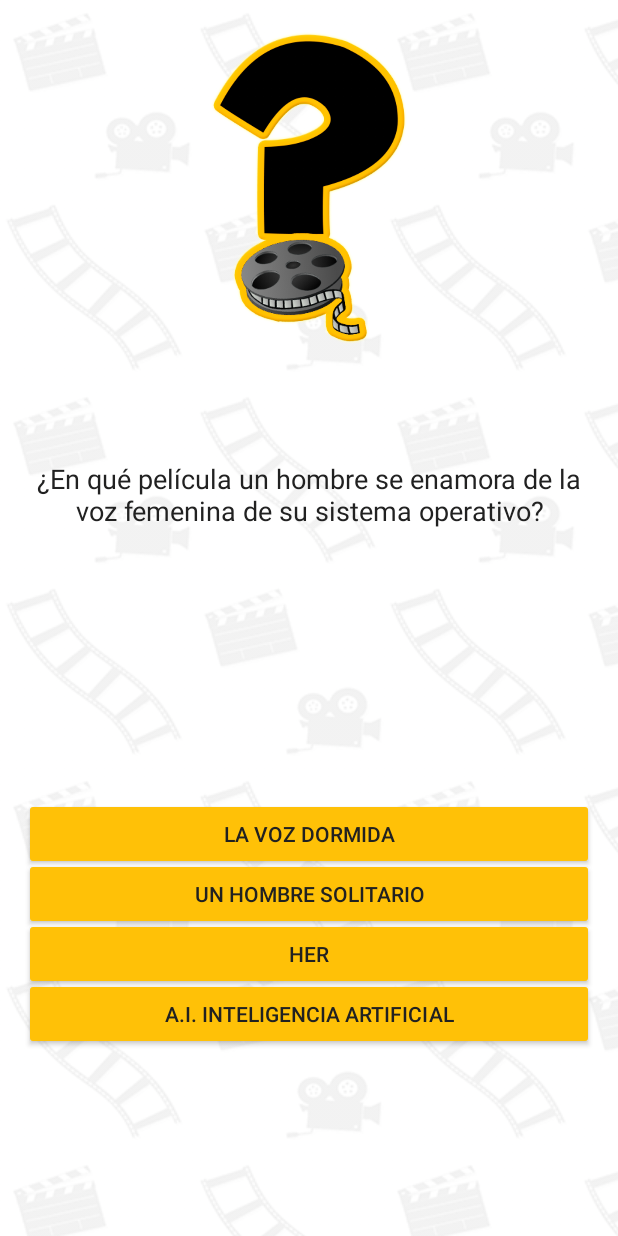
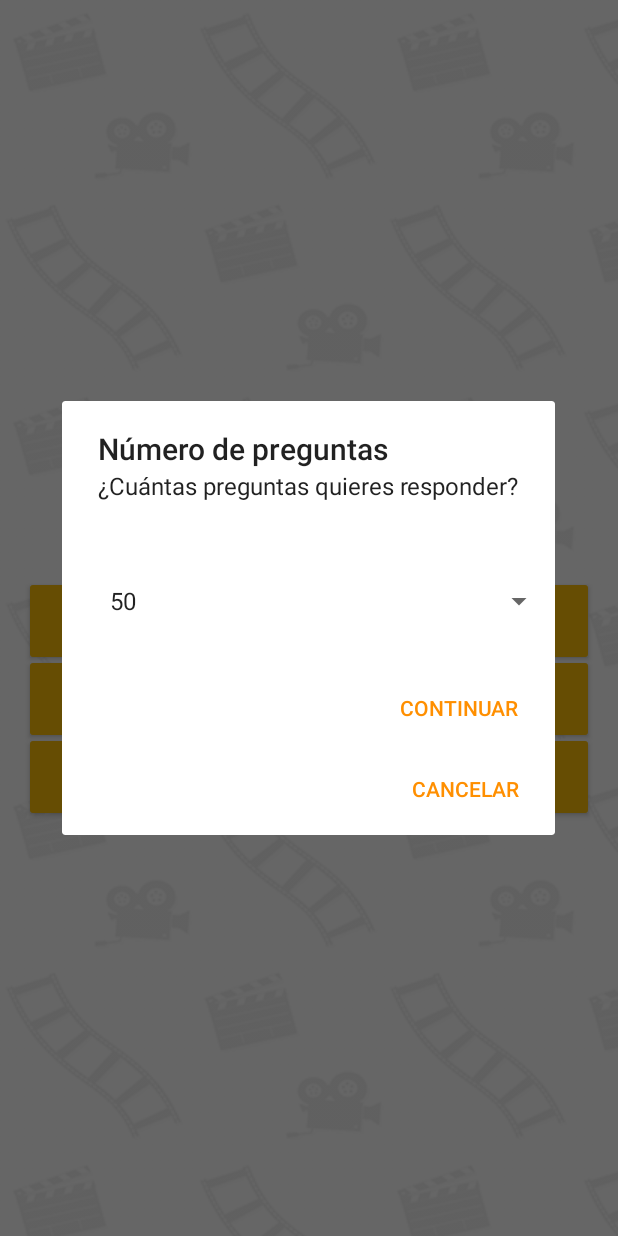
Before and after one commit to fblupi/grado_informatica-DS, an Android app: the screen it shows after launch (GameActivity before the commit, MainActivity after it), after a tap on "NUEVA PARTIDA", on a phone screen of 412 x 824 dp. Run offline under Robolectric (Android 15) with nearby library versions, the phone set to English and light mode, and no system bars.

Commit message:
Selección de número de preguntas a responder

```diff
--- a/P2/CinemaQuiz/app/src/main/java/com/practicas_ds/cinemaquiz/MainActivity.java
+++ b/P2/CinemaQuiz/app/src/main/java/com/practicas_ds/cinemaquiz/MainActivity.java
@@ -1,11 +1,18 @@
 package com.practicas_ds.cinemaquiz;
 
 import android.app.Activity;
+import android.app.AlertDialog;
+import android.content.DialogInterface;
 import android.content.Intent;
 import android.os.Bundle;
 import android.os.SystemClock;
+import android.view.Gravity;
 import android.view.View;
+import android.widget.ArrayAdapter;
 import android.widget.Button;
+import android.widget.EditText;
+import android.widget.Spinner;
+import android.widget.Toast;
 
 
 public class MainActivity extends Activity {
@@ -33,8 +40,7 @@ public class MainActivity extends Activity {
                     return;
                 }
                 mLastClickTime = SystemClock.elapsedRealtime(); // Se actualiza la última pulsación
-                Intent intent = new Intent(MainActivity.this, GameActivity.class);
-                startActivity(intent);
+                lanzarJuego();
             }
         });
 
@@ -45,8 +51,7 @@ public class MainActivity extends Activity {
                     return;
                 }
                 mLastClickTime = SystemClock.elapsedRealtime(); // Se actualiza la última pulsación
-                Intent intent = new Intent(MainActivity.this, ResultsActivity.class);
-                startActivity(intent);
+                lanzarResultados();
             }
         });
 
@@ -57,11 +62,42 @@ public class MainActivity extends Activity {
                     return;
                 }
                 mLastClickTime = SystemClock.elapsedRealtime(); // Se actualiza la última pulsación
-                Intent intent = new Intent(MainActivity.this, OtherGamesActivity.class);
-                startActivity(intent);
+                lanzarOtrosJuegos();
             }
         });
+    }
 
+    public void lanzarJuego() {
+        final Spinner spinner = new Spinner(this); // Se cre un spinner
+        final int pad = this.getResources().getDimensionPixelSize(R.dimen.layout_padding);
+        spinner.setPadding(pad,pad,pad,pad); // Se le asigna el padding por defecto de la aplicación
+        ArrayAdapter<CharSequence> adp = ArrayAdapter.createFromResource(this, R.array.game_selection, android.R.layout.simple_list_item_1);
+        spinner.setAdapter(adp); // Se le asignan al spinner los valores guardados en el string-array game_selection
+        new AlertDialog.Builder(this)
+                .setTitle(R.string.question_num_selection)
+                .setMessage(R.string.question_num_selection_message)
+                .setView(spinner)
+                .setPositiveButton(R.string.continue_game, new DialogInterface.OnClickListener() {
+                    @Override
+                    public void onClick(DialogInterface dialog, int which) { // Cuando se pulsa en continuar
+                        int num = Integer.parseInt(spinner.getSelectedItem().toString()); // Se obtiene el valor selecionado
+                        Intent intent = new Intent(MainActivity.this, GameActivity.class);
+                        intent.putExtra("num", num); // Se le pasa a la siguiente actividad
+                        startActivity(intent); // Se inicia la actividad
+                    }
+                })
+                .setNegativeButton(R.string.cancel, null)
+                .setCancelable(false)
+                .show();
+    }
 
+    public void lanzarResultados() {
+        Intent intent = new Intent(MainActivity.this, ResultsActivity.class);
+        startActivity(intent);
+    }
+
+    public void lanzarOtrosJuegos() {
+        Intent intent = new Intent(MainActivity.this, OtherGamesActivity.class);
+        startActivity(intent);
     }
 }
--- a/P2/CinemaQuiz/app/src/main/res/values/strings.xml
+++ b/P2/CinemaQuiz/app/src/main/res/values/strings.xml
@@ -17,10 +17,21 @@
     <string name="success_message">¡Correcto!</string>
     <string name="error_message">Has fallado...</string>
     <string name="continue_game">Continuar</string>
+    <string name="cancel">Cancelar</string>
     <string name="exit_game">Salir</string>
     <string name="num_success">Aciertos:\t</string>
     <string name="num_errors">Fallos:\t</string>
     <string name="finish_title">Fin de partida</string>
     <string name="finish_message">¡Felicidades! Has respondido todas las preguntas. Pulsa en el botón para volver al menú principal.</string>
     <string name="exit_game_confirmation">¿Estás seguro que quieres salir de la partida?</string>
+    <string name="question_num_selection">Número de preguntas</string>
+    <string name="question_num_selection_message">¿Cuántas preguntas quieres responder?</string>
+
+    <string-array name="game_selection">
+        <item>50</item>
+        <item>40</item>
+        <item>30</item>
+        <item>20</item>
+        <item>10</item>
+    </string-array>
 </resources>
```
Also changed, not shown: P2/CinemaQuiz/app/src/main/java/com/practicas_ds/cinemaquiz/GameActivity.java (+7 -8 lines).
